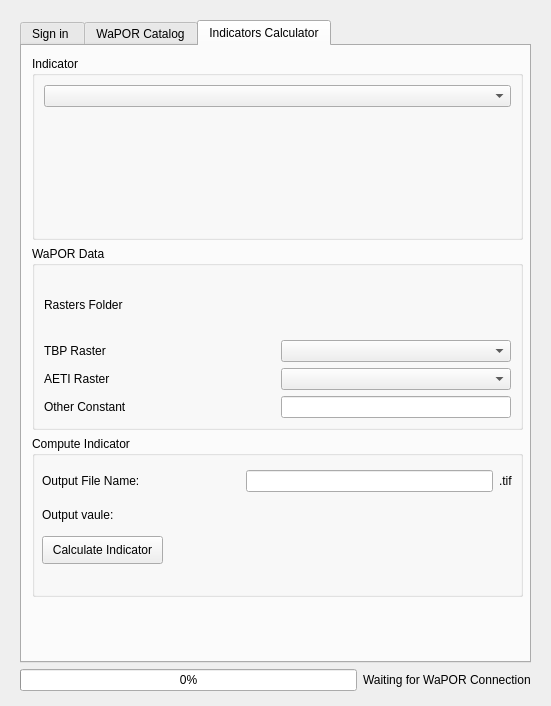
Qt form wap_plugin_dialog_base.ui (WAGIS/wap_plugin) before a commit.
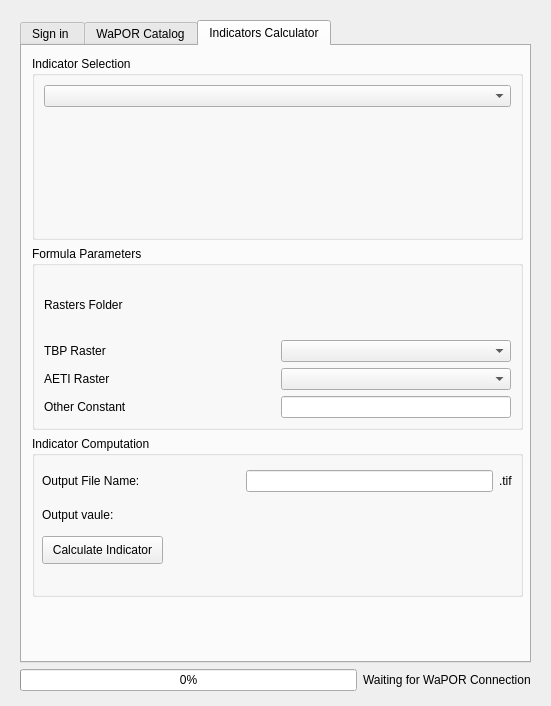
The same form after that commit. The open tabs and pages were chosen to show the change. Custom widgets are drawn as their Qt base class.

Commit message: Name update in UI for indicator tab

Diff of the .ui file:
```diff
--- a/wap_plugin_dialog_base.ui
+++ b/wap_plugin_dialog_base.ui
@@ -499,7 +499,7 @@
          <item>
           <widget class="QGroupBox" name="indicatorBox">
            <property name="title">
-            <string>Indicator</string>
+            <string>Indicator Selection</string>
            </property>
            <layout class="QHBoxLayout" name="horizontalLayout_9">
             <item>
@@ -525,7 +525,7 @@
             <bool>true</bool>
            </property>
            <property name="title">
-            <string>WaPOR Data</string>
+            <string>Formula Parameters</string>
            </property>
            <layout class="QVBoxLayout" name="verticalLayout">
             <item>
@@ -598,7 +598,7 @@
          <item>
           <widget class="QGroupBox" name="groupBox_5">
            <property name="title">
-            <string>Compute Indicator</string>
+            <string>Indicator Computation</string>
            </property>
            <widget class="QPushButton" name="calculateButton">
             <property name="geometry">
```
